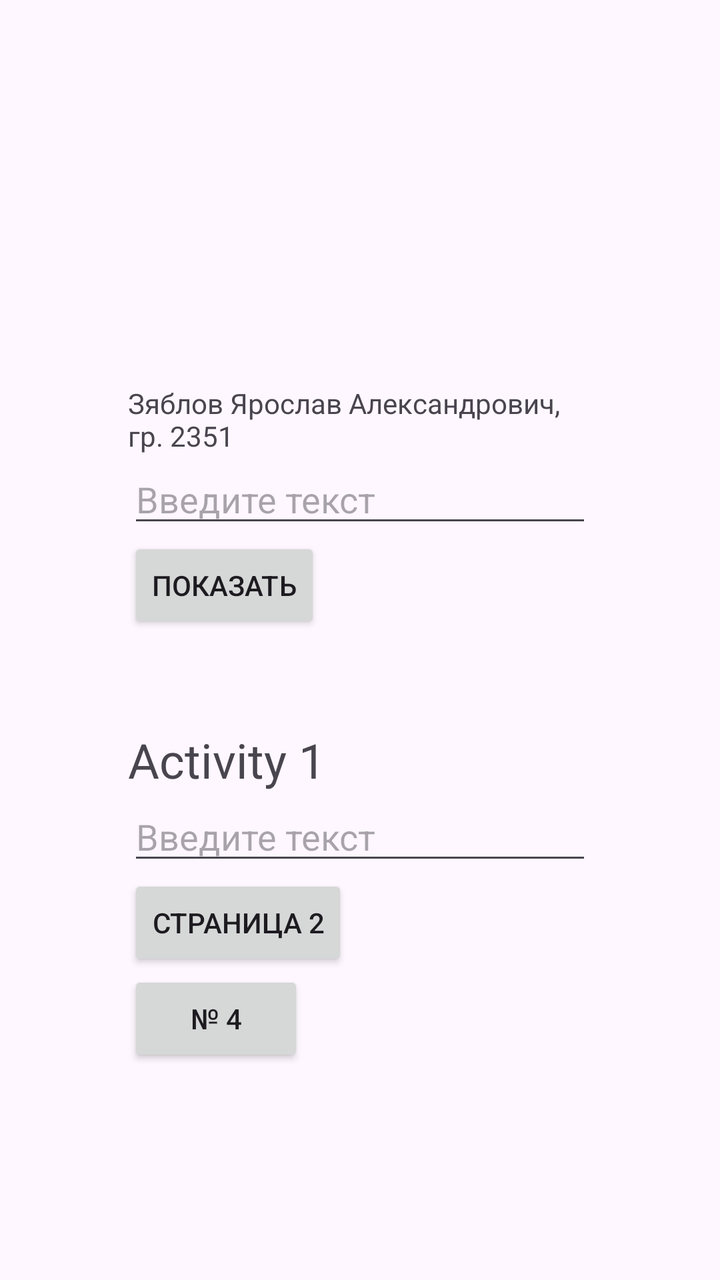
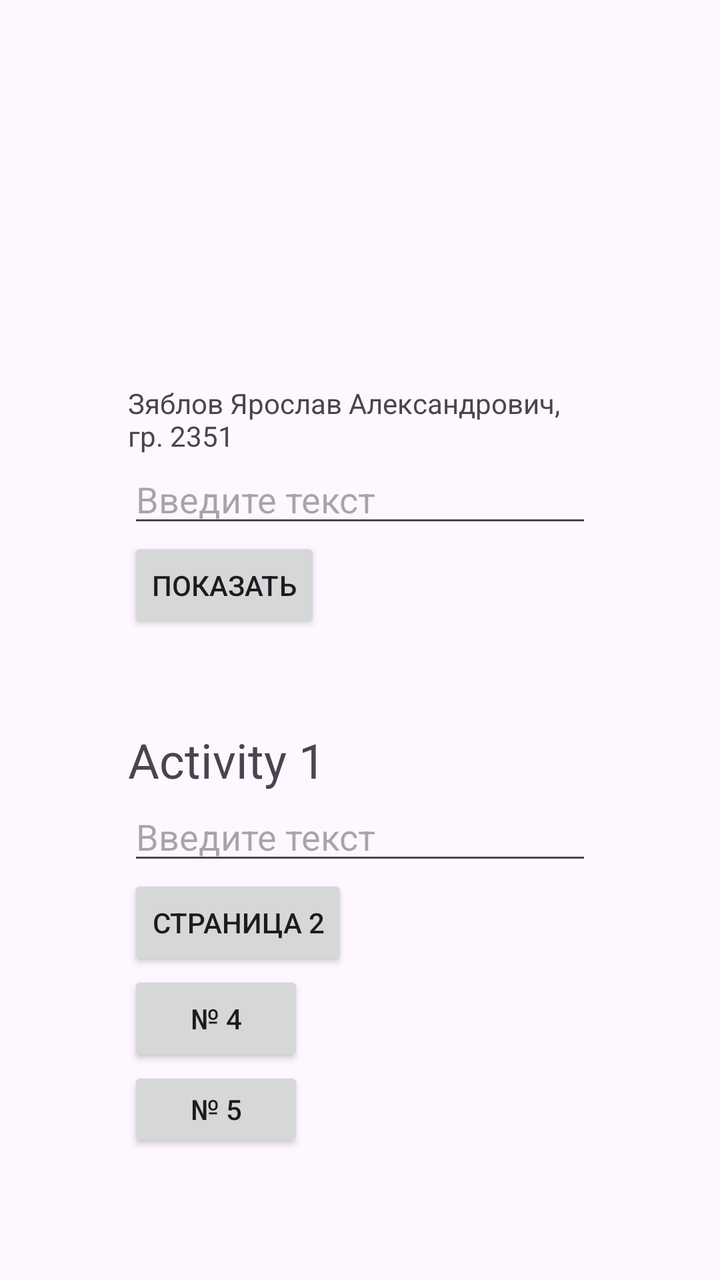

Compare the two renders of this Android layout. The source of the first and the diff that turns it into the second are given below.
<!-- AndroidManifest.xml: application theme Theme.MyApplication -->
<!-- res/layout/activity_main.xml -->
<?xml version="1.0" encoding="utf-8"?>
<LinearLayout xmlns:android="http://schemas.android.com/apk/res/android"
    android:id="@+id/main"
    android:layout_width="match_parent"
    android:layout_height="match_parent"
    android:orientation="vertical"
    android:padding="64dp">

    
    <TextView
        android:id="@+id/fio"
        android:layout_width="match_parent"
        android:layout_height="wrap_content"
        android:layout_marginTop="128dp"
        android:text="@string/fio" />

    
    <EditText
        android:id="@+id/editTextName"
        android:layout_width="match_parent"
        android:layout_height="wrap_content"
        android:hint="Введите текст"
        android:inputType="text" />

    <Button
        android:id="@+id/buttonSend"
        android:layout_width="wrap_content"
        android:layout_height="wrap_content"
        android:text="Показать" />

    

    <TextView
        android:id="@+id/textViewResult"
        android:layout_width="match_parent"
        android:layout_height="wrap_content"
        android:textSize="20sp" />

    <TextView
        android:layout_width="match_parent"
        android:layout_height="wrap_content"
        android:layout_marginTop="20dp"
        android:text="Activity 1"
        android:textSize="24sp" />

    <EditText
        android:id="@+id/input1"
        android:layout_width="match_parent"
        android:layout_height="wrap_content"
        android:hint="Введите текст"
        android:inputType="text" />

    <Button
        android:id="@+id/next"
        android:layout_width="wrap_content"
        android:layout_height="wrap_content"
        android:text="Страница 2" />
    <Button
        android:id="@+id/btn4"
        android:layout_width="wrap_content"
        android:layout_height="wrap_content"
        android:text="№ 4" />

</LinearLayout>
<!-- resources referenced by this layout -->
<resources>
  <string name="fio">Зяблов Ярослав Александрович, гр. 2351</string>
  <style name="Theme.MyApplication" parent="Base.Theme.MyApplication" />
  <style name="Base.Theme.MyApplication" parent="Theme.Material3.DayNight.NoActionBar">
          
          
      </style>
</resources>

<!-- the commit's change to res/layout/activity_main.xml (unified diff, before → after) -->
@@ -60,5 +60,10 @@
         android:layout_width="wrap_content"
         android:layout_height="wrap_content"
         android:text="№ 4" />
+    <Button
+        android:id="@+id/btn5"
+        android:layout_width="wrap_content"
+        android:layout_height="wrap_content"
+        android:text="№ 5" />
 
 </LinearLayout>
